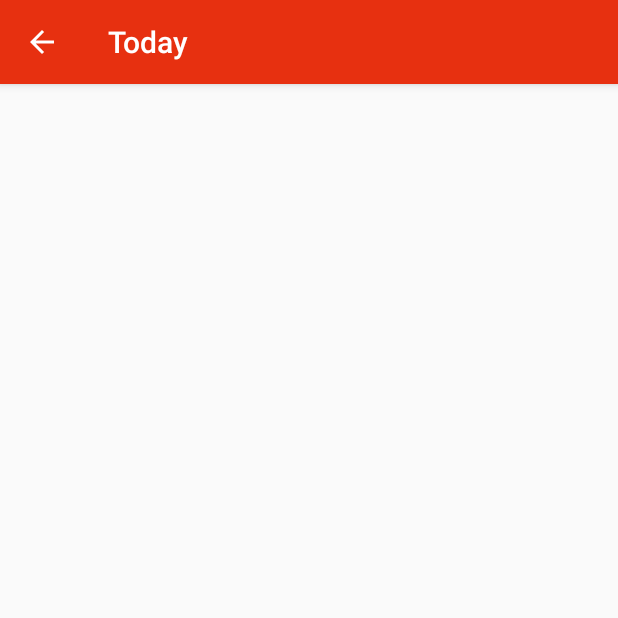
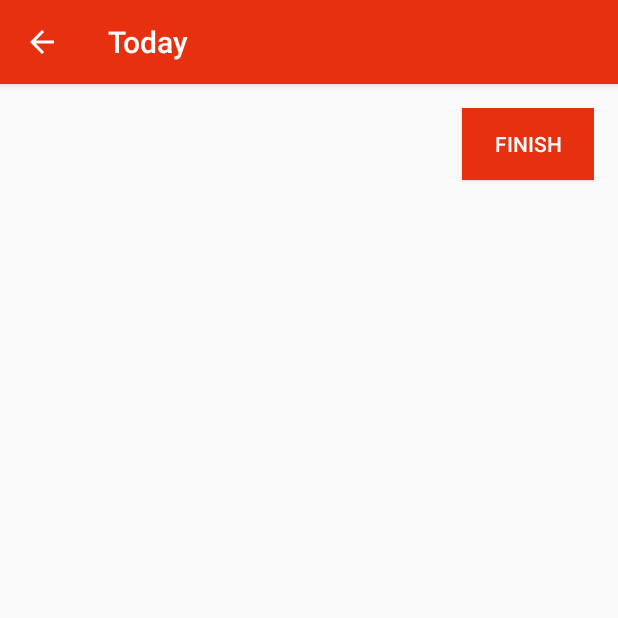
Before and after one commit to stanSagajnov1990/StrongliftsRebuild, an Android app: the screen it shows after launch (CreateWorkoutActivity), after a tap on an icon or button, on a phone screen of 412 x 824 dp, the top half of it. Run offline under Robolectric (Android 15) with nearby library versions, the phone set to English and light mode, and no system bars; 1 statement that could not run was skipped.

Commit message:
Created a db. Created a write/read connection

```diff
--- a/app/src/main/java/com/stanislav/db/CrimeBaseHelper.java
+++ b/app/src/main/java/com/stanislav/db/SLBaseHelper.java
@@ -10,12 +10,12 @@ import com.stanislav.tabswithfragment.Workout;
 /**
  * Created by Stanislav on 19.06.2016.
  */
-public class CrimeBaseHelper extends SQLiteOpenHelper {
+public class SLBaseHelper extends SQLiteOpenHelper {
 
     private static final int VERSION = 1;
     private static final String DATABASE_NAME = "workoutBase.db";
 
-    public CrimeBaseHelper(Context context){
+    public SLBaseHelper(Context context){
         super(context, DATABASE_NAME, null, VERSION);
     }
 
--- /dev/null
+++ b/app/src/main/java/com/stanislav/db/SLCursorWrapper.java
@@ -0,0 +1,33 @@
+package com.stanislav.db;
+
+import android.database.Cursor;
+import android.database.CursorWrapper;
+
+import com.stanislav.tabswithfragment.Workout;
+
+import com.stanislav.db.SLDbSchema.WorkoutTable;
+
+import java.util.Date;
+import java.util.UUID;
+
+
+public class SLCursorWrapper extends CursorWrapper {
+
+    public SLCursorWrapper(Cursor cursor) {
+        super(cursor);
+    }
+
+    public Workout getWorkout() {
+        String uuidString = getString(getColumnIndex(WorkoutTable.Cols.UUID));
+        long date = getLong(getColumnIndex(WorkoutTable.Cols.DATE));
+        String squatWeight = getString(getColumnIndex(WorkoutTable.Cols.SQUAT_WEIGHT));
+
+        Workout workout = new Workout(UUID.fromString(uuidString));
+        workout.setDate(new Date(date));
+        workout.setSquatWeight(squatWeight);
+
+        return workout;
+    }
+
+
+}
--- a/app/src/main/java/com/stanislav/fragments/Fragment1.java
+++ b/app/src/main/java/com/stanislav/fragments/Fragment1.java
@@ -6,16 +6,22 @@ import android.os.Bundle;
 import android.support.annotation.Nullable;
 import android.support.design.widget.FloatingActionButton;
 import android.support.v4.app.Fragment;
+import android.util.Log;
 import android.view.LayoutInflater;
 import android.view.View;
 import android.view.ViewGroup;
+import android.widget.TextView;
 
 import com.stanislav.tabswithfragment.CreateWorkoutActivity;
+import com.stanislav.tabswithfragment.LiftingLab;
 import com.stanislav.tabswithfragment.MainActivity;
 import com.stanislav.tabswithfragment.R;
 import com.stanislav.tabswithfragment.Workout;
 
-public class Fragment1 extends Fragment{
+public class Fragment1 extends Fragment {
+
+    private static final String TAG = "Fragment1";
+
 
     @Nullable
     @Override
@@ -23,16 +29,22 @@ public class Fragment1 extends Fragment{
         View v = inflater.inflate(R.layout.fragment1_layout, container, false);
 
         FloatingActionButton fab = (FloatingActionButton) v.findViewById(R.id.createWorkout);
-        fab.setOnClickListener(new View.OnClickListener(){
+        fab.setOnClickListener(new View.OnClickListener() {
             @Override
             public void onClick(View v) {
+                //Workout workout = new Workout();
+                //LiftingLab.get(getActivity()).addWorkout(workout);
                 Intent i = new Intent(getActivity(), CreateWorkoutActivity.class);
-                Workout workout = new Workout();
-                Intent intent = CreateWorkoutActivity.newIntent(getActivity(), workout.getId());
+                //Intent intent = CreateWorkoutActivity.newIntent(getActivity(), workout.getId());
                 startActivity(i);
             }
         });
 
+        Workout workout = LiftingLab.get(getActivity()).getLatestWorkout();
+        Log.i(TAG, "onCreateView");
+        TextView tvSQNumber = (TextView) v.findViewById(R.id.textViewSQNumber);
+        tvSQNumber.setText(workout.getSquatWeight());
+
         return v;
     }
 }
--- a/app/src/main/java/com/stanislav/tabswithfragment/CreateWorkoutActivity.java
+++ b/app/src/main/java/com/stanislav/tabswithfragment/CreateWorkoutActivity.java
@@ -4,6 +4,9 @@ import android.content.Context;
 import android.content.Intent;
 import android.support.v7.app.AppCompatActivity;
 import android.os.Bundle;
+import android.util.Log;
+import android.view.View;
+import android.widget.Button;
 
 import java.util.UUID;
 
@@ -11,12 +14,26 @@ public class CreateWorkoutActivity extends AppCompatActivity {
 
     private static final String EXTRA_CRIME_ID =
             "com.bignerdranch.android.criminalintent.crime_id";
+    private Workout workout;
 
+    private static final String TAG = "CreateWorkoutActivity";
 
     @Override
     protected void onCreate(Bundle savedInstanceState) {
         super.onCreate(savedInstanceState);
         setContentView(R.layout.activity_create_workout);
+
+        workout = new Workout();
+        workout.setSquatWeight("50");
+
+        Button saveButton = (Button) findViewById(R.id.button_save);
+        saveButton.setOnClickListener(new View.OnClickListener() {
+            @Override
+            public void onClick(View v) {
+                LiftingLab.get(CreateWorkoutActivity.this).addWorkout(workout);
+                Log.i(TAG, "Saved Workout");
+            }
+        });
     }
 
     public static Intent newIntent(Context packageContext, UUID crimeId) {
--- a/app/src/main/java/com/stanislav/tabswithfragment/LiftingLab.java
+++ b/app/src/main/java/com/stanislav/tabswithfragment/LiftingLab.java
@@ -2,26 +2,29 @@ package com.stanislav.tabswithfragment;
 
 import android.content.ContentValues;
 import android.content.Context;
+import android.database.Cursor;
 import android.database.sqlite.SQLiteDatabase;
+import android.util.Log;
 
-import com.stanislav.db.CrimeBaseHelper;
-import com.stanislav.db.SLDbSchema;
+import com.stanislav.db.SLBaseHelper;
 
+import com.stanislav.db.SLCursorWrapper;
 import com.stanislav.db.SLDbSchema.WorkoutTable;
 
 import java.util.ArrayList;
+import java.util.Date;
 import java.util.List;
 
 
-/**
- * Created by Stanislav on 19.06.2016.
- */
 public class LiftingLab {
 
     private static LiftingLab sLiftingLab;
 
     private Context mContext;
     private SQLiteDatabase mDatabase;
+
+    private static final String TAG = "LiftingLab";
+
 
     public static LiftingLab get(Context context) {
         if (sLiftingLab == null) {
@@ -32,7 +35,7 @@ public class LiftingLab {
 
     private LiftingLab(Context context) {
         mContext = context.getApplicationContext();
-        mDatabase = new CrimeBaseHelper(mContext).getWritableDatabase();
+        mDatabase = new SLBaseHelper(mContext).getWritableDatabase();
     }
 
     private static ContentValues getContentValues(Workout w) {
@@ -53,6 +56,54 @@ public class LiftingLab {
 
     }
 
+    public Workout getLatestWorkout(){
+        List<Workout> workouts = new ArrayList<Workout>();
+
+        SLCursorWrapper cursor = queryCrimes(null, null);
+
+        Date maxDate = null;
+
+
+        //TODO query db for latest workout
+        cursor.moveToFirst();
+        while(!cursor.isAfterLast()) {
+            workouts.add(cursor.getWorkout());
+
+            if(maxDate == null){
+                maxDate = cursor.getWorkout().getDate();
+            }
+            if(cursor.getWorkout().getDate().after(maxDate)){
+                maxDate = cursor.getWorkout().getDate();
+            }
+
+            cursor.moveToNext();
+        }
+        cursor.close();
+
+        for(Workout workout : workouts) {
+            if(workout.getDate().compareTo(maxDate) == 0){
+                Log.i(TAG, "found latest workout");
+                return workout;
+            }
+        }
+
+        return null;
+    }
+
+    private SLCursorWrapper queryCrimes(String whereClause, String[] whereArgs) {
+        Cursor cursor = mDatabase.query(
+                WorkoutTable.NAME,
+                null, // Columns - null selects all columns
+                whereClause,
+                whereArgs,
+                null, // groupBy
+                null, // having
+                null  // orderBy
+        );
+
+        return new SLCursorWrapper(cursor);
+    }
+
     public List<Workout> getCrimes() {
 //        List<Workout> crimes = new ArrayList<>();
 //
--- a/app/src/main/res/layout/activity_create_workout.xml
+++ b/app/src/main/res/layout/activity_create_workout.xml
@@ -10,4 +10,15 @@
     android:paddingTop="@dimen/activity_vertical_margin"
     tools:context="com.stanislav.tabswithfragment.CreateWorkoutActivity">
 
+    <Button
+        android:id="@+id/button_save"
+        android:layout_width="wrap_content"
+        android:layout_height="wrap_content"
+        android:text="@string/b_finish"
+        android:textColor="#FFF"
+        android:background="@color/colorPrimary"
+        android:layout_alignParentTop="true"
+        android:layout_alignParentRight="true"
+        android:layout_alignParentEnd="true"/>
+
 </RelativeLayout>
--- a/app/src/main/res/values/strings.xml
+++ b/app/src/main/res/values/strings.xml
@@ -12,6 +12,7 @@
     <string name="et_stronglifts_title">StrongLifts 5x5 Guide</string>
     <string name="et_stronglifts_text">For more info on how to get stronger, build muscle or lose weight, check out our guide.</string>
     <string name="et_copyright">Copyright © 2007-2016 StrongLifts\nAll Rights Reserved - v2.1.17</string>
+    <string name="b_finish">FINISH</string>
 
 
 </resources>
```
Also changed, not shown: app/src/main/res/layout/fragment1_layout.xml (+4 -4 lines).
